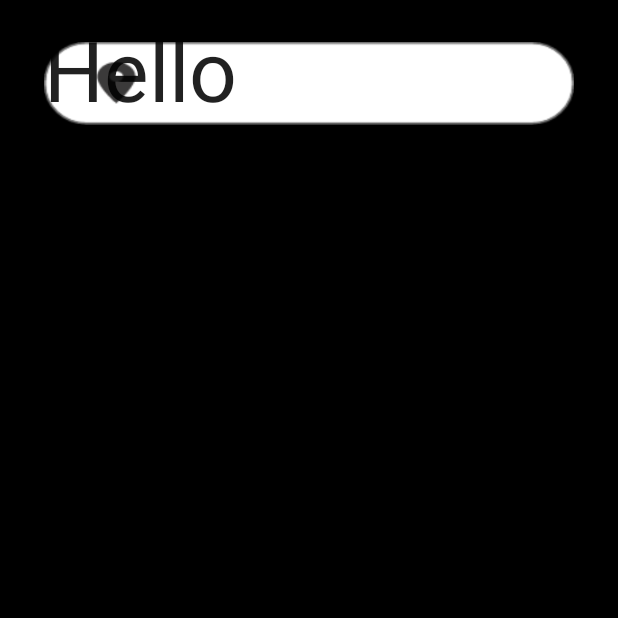
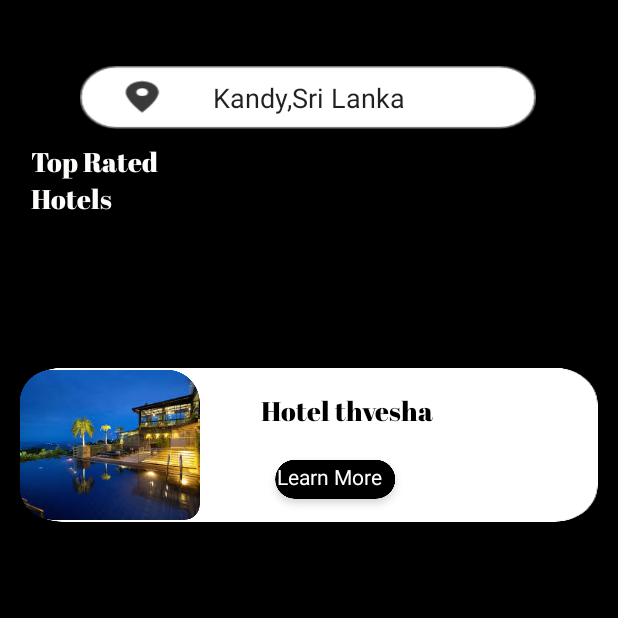
Before and after one commit to TharinduBalasooriya/TravelApp, an Android app: the HotelList screen opened directly, with no data from a screen before it, on a phone screen of 412 x 824 dp, the top half of it. Run offline under Robolectric (Android 15) with nearby library versions, the phone set to English and light mode, and no system bars.

Commit message:
second commit

```diff
--- a/app/src/main/java/com/example/travelapp/HotelList.java
+++ b/app/src/main/java/com/example/travelapp/HotelList.java
@@ -1,8 +1,8 @@
 package com.example.travelapp;
 
+import android.os.Bundle;
+
 import androidx.appcompat.app.AppCompatActivity;
-
-import android.os.Bundle;
 
 public class HotelList extends AppCompatActivity {
 
--- a/app/src/main/java/com/example/travelapp/MainActivity.java
+++ b/app/src/main/java/com/example/travelapp/MainActivity.java
@@ -1,8 +1,8 @@
 package com.example.travelapp;
 
+import android.os.Bundle;
+
 import androidx.appcompat.app.AppCompatActivity;
-
-import android.os.Bundle;
 
 public class MainActivity extends AppCompatActivity {
 
@@ -10,6 +10,6 @@ public class MainActivity extends AppCompatActivity {
     @Override
     protected void onCreate(Bundle savedInstanceState) {
         super.onCreate(savedInstanceState);
-        setContentView(R.layout.activity_main);
+        setContentView(R.layout.activity_hotel_list);
     }
 }
--- a/app/src/main/res/layout/activity_hotel_list.xml
+++ b/app/src/main/res/layout/activity_hotel_list.xml
@@ -7,17 +7,114 @@
     android:background="#000000"
     tools:context=".HotelList">
 
+    <androidx.constraintlayout.widget.ConstraintLayout
+        android:id="@+id/constraintLayout2"
+        android:layout_width="0dp"
+        android:layout_height="72dp"
+        app:layout_constraintEnd_toEndOf="parent"
+        app:layout_constraintStart_toStartOf="parent"
+        app:layout_constraintTop_toBottomOf="@+id/editTextTextPersonName">
+
+        <TextView
+            android:id="@+id/textView3"
+            android:layout_width="103dp"
+            android:layout_height="53dp"
+            android:fontFamily="@font/abril_fatface"
+            android:text="@string/hotelViewSort"
+            android:textColor="#FFFCFC"
+            android:textSize="18sp"
+            app:layout_constraintBottom_toBottomOf="parent"
+            app:layout_constraintEnd_toEndOf="parent"
+            app:layout_constraintHorizontal_bias="0.068"
+            app:layout_constraintStart_toStartOf="parent"
+            app:layout_constraintTop_toTopOf="parent" />
+    </androidx.constraintlayout.widget.ConstraintLayout>
+
     <EditText
         android:id="@+id/editTextTextPersonName"
-        android:layout_width="353dp"
-        android:layout_height="55dp"
-        android:layout_marginTop="28dp"
+        android:layout_width="304dp"
+        android:layout_height="42dp"
+        android:layout_marginTop="44dp"
         android:background="@drawable/component_407__1"
         android:ems="10"
+        android:gravity="center"
         android:inputType="textPersonName"
-        android:text="Hello"
-        android:textAppearance="@style/TextAppearance.AppCompat.Display3"
+        android:text="@string/locationBarSample"
+        app:layout_constraintEnd_toEndOf="parent"
+        app:layout_constraintHorizontal_bias="0.495"
+        app:layout_constraintStart_toStartOf="parent"
+        app:layout_constraintTop_toTopOf="parent" />
+
+    <ScrollView
+        android:layout_width="405dp"
+        android:layout_height="492dp"
+        app:layout_constraintBottom_toBottomOf="parent"
         app:layout_constraintEnd_toEndOf="parent"
         app:layout_constraintStart_toStartOf="parent"
-        app:layout_constraintTop_toTopOf="parent" />
+        app:layout_constraintTop_toBottomOf="@+id/constraintLayout2">
+
+        <LinearLayout
+            android:layout_width="match_parent"
+            android:layout_height="wrap_content"
+            android:orientation="vertical">
+
+            <androidx.constraintlayout.widget.ConstraintLayout
+                android:layout_width="match_parent"
+                android:layout_height="match_parent"
+                android:layout_marginLeft="10dp"
+                android:layout_marginRight="10dp"
+                android:background="@drawable/rectangle_6197">
+
+                <ImageView
+                    android:id="@+id/imageView6"
+                    android:layout_width="wrap_content"
+                    android:layout_height="wrap_content"
+                    app:layout_constraintBottom_toBottomOf="parent"
+                    app:layout_constraintStart_toStartOf="parent"
+                    app:layout_constraintTop_toTopOf="parent"
+                    app:srcCompat="@drawable/thvesha" />
+
+                <TextView
+                    android:id="@+id/textView7"
+                    android:layout_width="wrap_content"
+                    android:layout_height="wrap_content"
+                    android:layout_marginTop="16dp"
+                    android:fontFamily="@font/abril_fatface"
+                    android:text="@string/hotelItem1"
+                    android:textColor="#000000"
+                    android:textSize="18sp"
+                    app:layout_constraintEnd_toEndOf="parent"
+                    app:layout_constraintHorizontal_bias="0.272"
+                    app:layout_constraintStart_toEndOf="@+id/imageView6"
+                    app:layout_constraintTop_toTopOf="parent" />
+
+                <ImageButton
+                    android:id="@+id/imageButton2"
+                    android:layout_width="140dp"
+                    android:layout_height="41dp"
+                    android:layout_marginStart="20dp"
+                    android:layout_marginTop="16dp"
+                    android:backgroundTint="#00FFF9F9"
+                    app:layout_constraintStart_toEndOf="@+id/imageView6"
+                    app:layout_constraintTop_toBottomOf="@+id/textView7"
+                    app:srcCompat="@drawable/rectangle_6198" />
+
+                <TextView
+                    android:id="@+id/textView8"
+                    android:layout_width="77dp"
+                    android:layout_height="24dp"
+                    android:layout_marginTop="6dp"
+                    android:layout_marginBottom="16dp"
+                    android:text="@string/LearnMoreBtn"
+                    android:textColor="#FFFDFD"
+                    app:layout_constraintBottom_toBottomOf="parent"
+                    app:layout_constraintEnd_toEndOf="@+id/imageButton2"
+                    app:layout_constraintStart_toStartOf="@+id/imageButton2"
+                    app:layout_constraintTop_toTopOf="@+id/imageButton2" />
+
+            </androidx.constraintlayout.widget.ConstraintLayout>
+
+        </LinearLayout>
+    </ScrollView>
+
 </androidx.constraintlayout.widget.ConstraintLayout>
--- a/app/src/main/res/values/strings.xml
+++ b/app/src/main/res/values/strings.xml
@@ -1,4 +1,9 @@
 <resources>
     <string name="app_name">TravelApp</string>
     <string name="MenuBarTitle">be Free</string>
+    <string name="locationBarSample">Kandy,Sri Lanka</string>
+    <string name="hotelViewSort">Top Rated Hotels</string>
+    <string name="hotelItem1">Hotel thvesha</string>
+    <string name="LearnMoreBtn">Learn More</string>
+    <string name="bookNow">Book Now</string>
 </resources>
```
Also changed, not shown: 2 other files.
